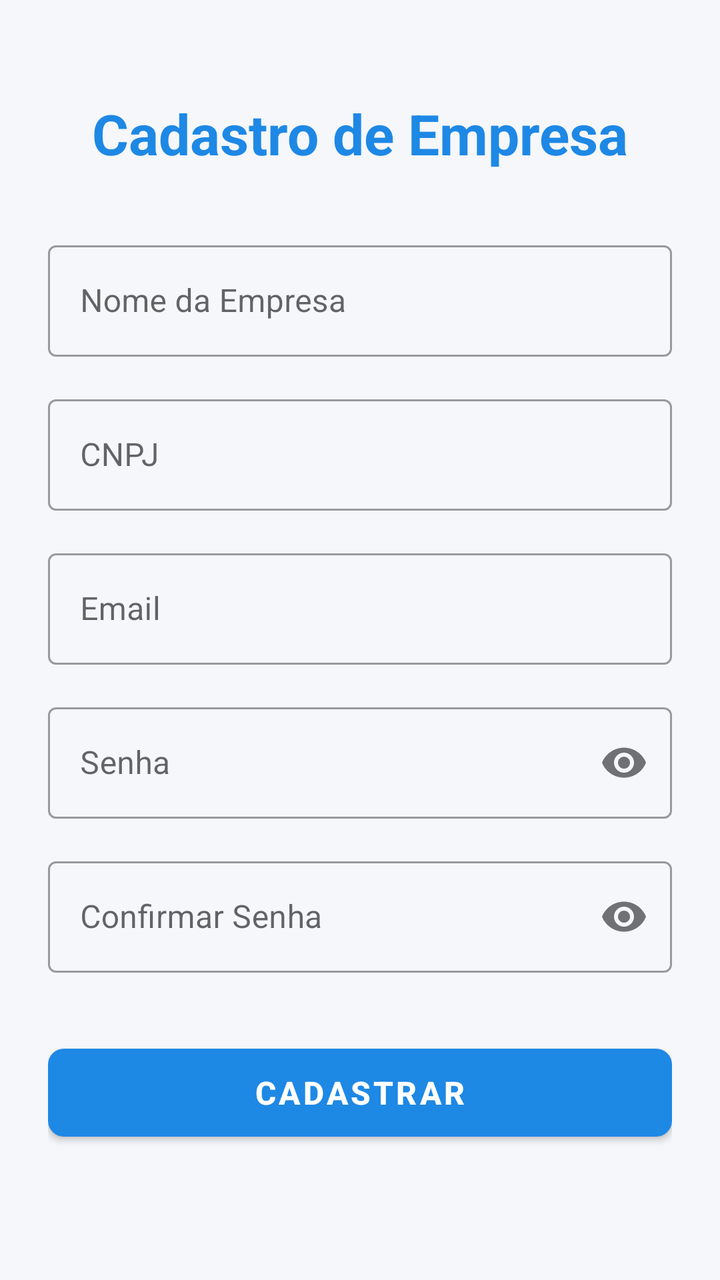
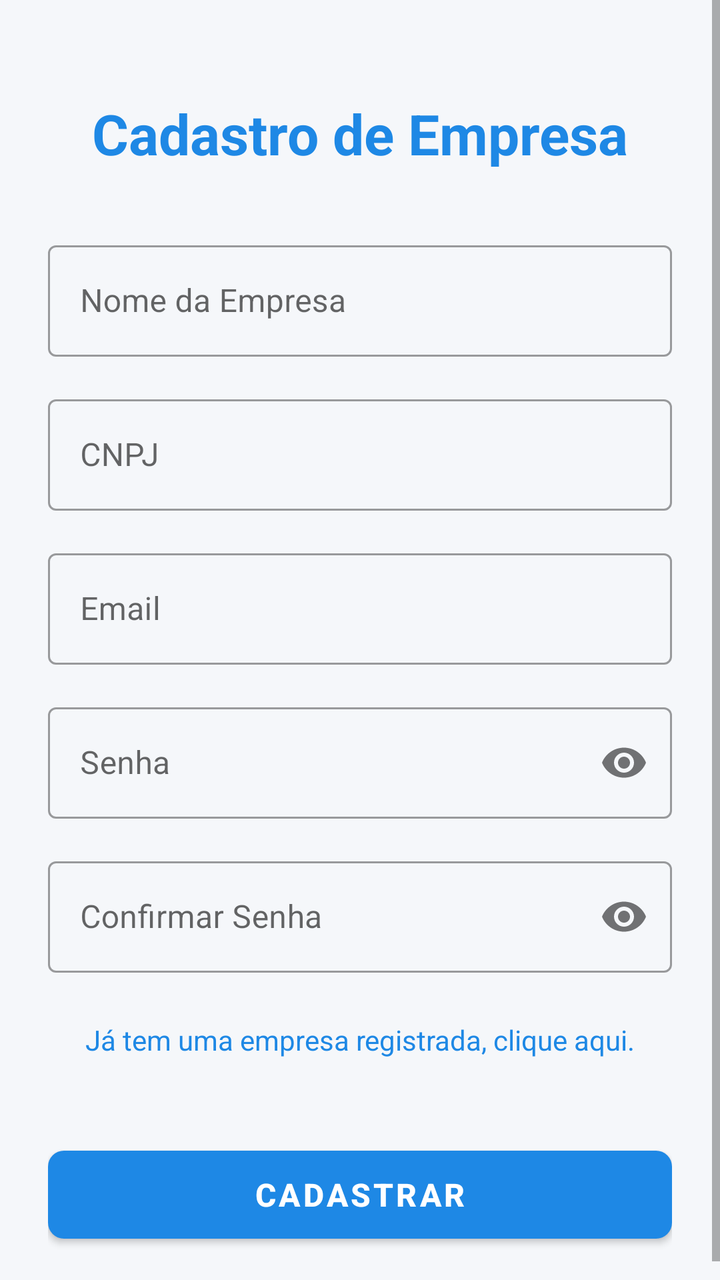

Compare the two renders of this Android layout. The source of the first and the diff that turns it into the second are given below.
<!-- AndroidManifest.xml: application theme Theme.EasyClock -->
<!-- res/layout/activity_cadastro_empresa.xml -->
<?xml version="1.0" encoding="utf-8"?>
<ScrollView xmlns:android="http://schemas.android.com/apk/res/android"
    xmlns:app="http://schemas.android.com/apk/res-auto"
    android:layout_width="match_parent"
    android:layout_height="match_parent"
    android:fillViewport="true"
    android:background="@color/background">

    <androidx.constraintlayout.widget.ConstraintLayout
        android:layout_width="match_parent"
        android:layout_height="wrap_content"
        android:padding="24dp">

        <TextView
            android:id="@+id/tvTitleCadastroEmpresa"
            android:layout_width="wrap_content"
            android:layout_height="wrap_content"
            android:text="@string/cadastro_empresa"
            android:textSize="28sp"
            android:textStyle="bold"
            android:textColor="@color/primary"
            android:layout_marginTop="24dp"
            app:layout_constraintTop_toTopOf="parent"
            app:layout_constraintStart_toStartOf="parent"
            app:layout_constraintEnd_toEndOf="parent" />

        <com.google.android.material.textfield.TextInputLayout
            android:id="@+id/tilNomeEmpresa"
            style="@style/Widget.MaterialComponents.TextInputLayout.OutlinedBox"
            android:layout_width="0dp"
            android:layout_height="wrap_content"
            android:hint="@string/nome_empresa"
            android:layout_marginTop="32dp"
            app:layout_constraintTop_toBottomOf="@id/tvTitleCadastroEmpresa"
            app:layout_constraintStart_toStartOf="parent"
            app:layout_constraintEnd_toEndOf="parent">

            <com.google.android.material.textfield.TextInputEditText
                android:id="@+id/etNomeEmpresa"
                android:layout_width="match_parent"
                android:layout_height="wrap_content"
                android:inputType="textCapWords" />
        </com.google.android.material.textfield.TextInputLayout>

        <com.google.android.material.textfield.TextInputLayout
            android:id="@+id/tilCnpj"
            style="@style/Widget.MaterialComponents.TextInputLayout.OutlinedBox"
            android:layout_width="0dp"
            android:layout_height="wrap_content"
            android:hint="@string/cnpj"
            android:layout_marginTop="16dp"
            app:layout_constraintTop_toBottomOf="@id/tilNomeEmpresa"
            app:layout_constraintStart_toStartOf="parent"
            app:layout_constraintEnd_toEndOf="parent">

            <com.google.android.material.textfield.TextInputEditText
                android:id="@+id/etCnpj"
                android:layout_width="match_parent"
                android:layout_height="wrap_content"
                android:inputType="number" />
        </com.google.android.material.textfield.TextInputLayout>

        <com.google.android.material.textfield.TextInputLayout
            android:id="@+id/tilEmailEmpresa"
            style="@style/Widget.MaterialComponents.TextInputLayout.OutlinedBox"
            android:layout_width="0dp"
            android:layout_height="wrap_content"
            android:hint="@string/email"
            android:layout_marginTop="16dp"
            app:layout_constraintTop_toBottomOf="@id/tilCnpj"
            app:layout_constraintStart_toStartOf="parent"
            app:layout_constraintEnd_toEndOf="parent">

            <com.google.android.material.textfield.TextInputEditText
                android:id="@+id/etEmailEmpresa"
                android:layout_width="match_parent"
                android:layout_height="wrap_content"
                android:inputType="textEmailAddress" />
        </com.google.android.material.textfield.TextInputLayout>

        <com.google.android.material.textfield.TextInputLayout
            android:id="@+id/tilSenhaEmpresa"
            style="@style/Widget.MaterialComponents.TextInputLayout.OutlinedBox"
            android:layout_width="0dp"
            android:layout_height="wrap_content"
            android:hint="@string/senha"
            android:layout_marginTop="16dp"
            app:passwordToggleEnabled="true"
            app:layout_constraintTop_toBottomOf="@id/tilEmailEmpresa"
            app:layout_constraintStart_toStartOf="parent"
            app:layout_constraintEnd_toEndOf="parent">

            <com.google.android.material.textfield.TextInputEditText
                android:id="@+id/etSenhaEmpresa"
                android:layout_width="match_parent"
                android:layout_height="wrap_content"
                android:inputType="textPassword" />
        </com.google.android.material.textfield.TextInputLayout>

        <com.google.android.material.textfield.TextInputLayout
            android:id="@+id/tilConfirmarSenhaEmpresa"
            style="@style/Widget.MaterialComponents.TextInputLayout.OutlinedBox"
            android:layout_width="0dp"
            android:layout_height="wrap_content"
            android:hint="@string/confirmar_senha"
            android:layout_marginTop="16dp"
            app:passwordToggleEnabled="true"
            app:layout_constraintTop_toBottomOf="@id/tilSenhaEmpresa"
            app:layout_constraintStart_toStartOf="parent"
            app:layout_constraintEnd_toEndOf="parent">

            <com.google.android.material.textfield.TextInputEditText
                android:id="@+id/etConfirmarSenhaEmpresa"
                android:layout_width="match_parent"
                android:layout_height="wrap_content"
                android:inputType="textPassword" />
        </com.google.android.material.textfield.TextInputLayout>

        <com.google.android.material.button.MaterialButton
            android:id="@+id/btnCadastrarEmpresa"
            android:layout_width="0dp"
            android:layout_height="56dp"
            android:layout_marginTop="32dp"
            android:text="@string/cadastrar"
            android:textSize="16sp"
            android:textStyle="bold"
            app:cornerRadius="8dp"
            app:layout_constraintTop_toBottomOf="@id/tilConfirmarSenhaEmpresa"
            app:layout_constraintStart_toStartOf="parent"
            app:layout_constraintEnd_toEndOf="parent" />

    </androidx.constraintlayout.widget.ConstraintLayout>
</ScrollView>
<!-- resources referenced by this layout -->
<resources>
  <color name="background">#F5F7FA</color>
  <color name="primary">#1E88E5</color>
  <string name="cadastrar">Cadastrar</string>
  <string name="cadastro_empresa">Cadastro de Empresa</string>
  <string name="cnpj">CNPJ</string>
  <string name="confirmar_senha">Confirmar Senha</string>
  <string name="email">Email</string>
  <string name="nome_empresa">Nome da Empresa</string>
  <string name="senha">Senha</string>
  <style name="Theme.EasyClock" parent="Theme.MaterialComponents.DayNight.NoActionBar">
          
          <item name="colorPrimary">@color/primary</item>
          <item name="colorPrimaryVariant">@color/primary_dark</item>
          <item name="colorOnPrimary">#FFFFFF</item>
          
          <item name="colorSecondary">@color/accent</item>
          <item name="colorSecondaryVariant">@color/accent</item>
          <item name="colorOnSecondary">#FFFFFF</item>
          
          <item name="android:statusBarColor">?attr/colorPrimaryVariant</item>
          
          <item name="android:windowBackground">@color/background</item>
      </style>
  <color name="primary_dark">#1565C0</color>
  <color name="accent">#26A69A</color>
</resources>

<!-- the commit's change to res/layout/activity_cadastro_empresa.xml (unified diff, before → after) -->
@@ -116,6 +116,22 @@
                 android:inputType="textPassword" />
         </com.google.android.material.textfield.TextInputLayout>
 
+        <TextView
+            android:id="@+id/tvJaTemEmpresa"
+            android:layout_width="wrap_content"
+            android:layout_height="wrap_content"
+            android:text="@string/ja_tem_empresa"
+            android:textColor="@color/primary"
+            android:textSize="14sp"
+            android:clickable="true"
+            android:focusable="true"
+            android:padding="8dp"
+            android:layout_marginTop="16dp"
+            android:onClick="irParaLogin"
+            app:layout_constraintTop_toBottomOf="@id/tilConfirmarSenhaEmpresa"
+            app:layout_constraintStart_toStartOf="parent"
+            app:layout_constraintEnd_toEndOf="parent" />
+
         <com.google.android.material.button.MaterialButton
             android:id="@+id/btnCadastrarEmpresa"
             android:layout_width="0dp"
@@ -125,7 +141,7 @@
             android:textSize="16sp"
             android:textStyle="bold"
             app:cornerRadius="8dp"
-            app:layout_constraintTop_toBottomOf="@id/tilConfirmarSenhaEmpresa"
+            app:layout_constraintTop_toBottomOf="@id/tvJaTemEmpresa"
             app:layout_constraintStart_toStartOf="parent"
             app:layout_constraintEnd_toEndOf="parent" />
 
<!-- resource entries referenced after the edit -->
@@ -7,6 +7,7 @@
   <string name="cnpj">CNPJ</string>
   <string name="confirmar_senha">Confirmar Senha</string>
   <string name="email">Email</string>
+  <string name="ja_tem_empresa">Já tem uma empresa registrada, clique aqui.</string>
   <string name="nome_empresa">Nome da Empresa</string>
   <string name="senha">Senha</string>
   <style name="Theme.EasyClock" parent="Theme.MaterialComponents.DayNight.NoActionBar">
